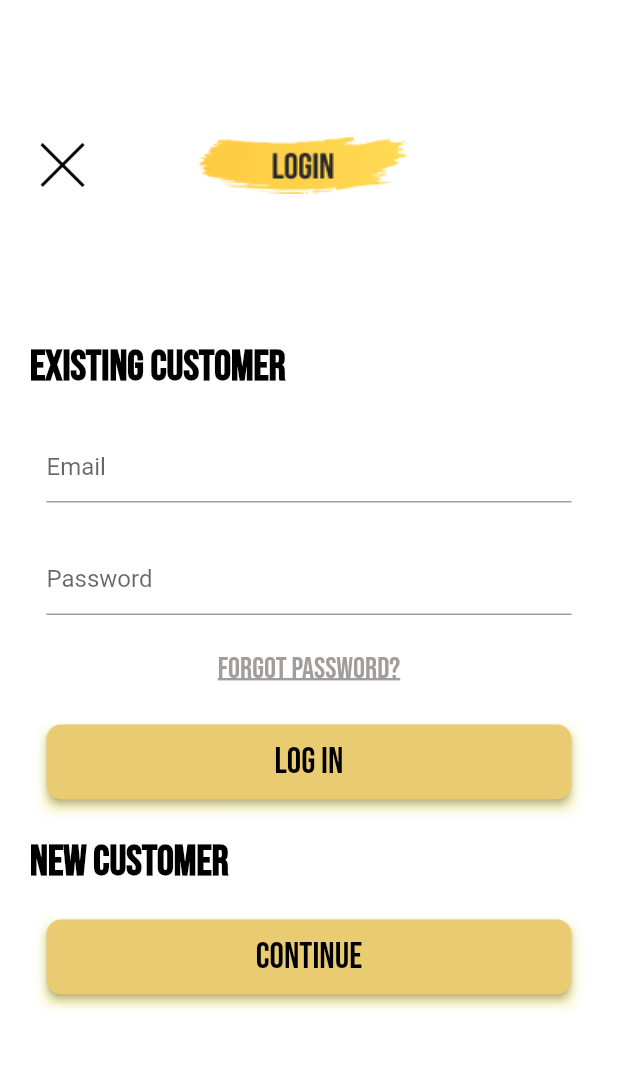
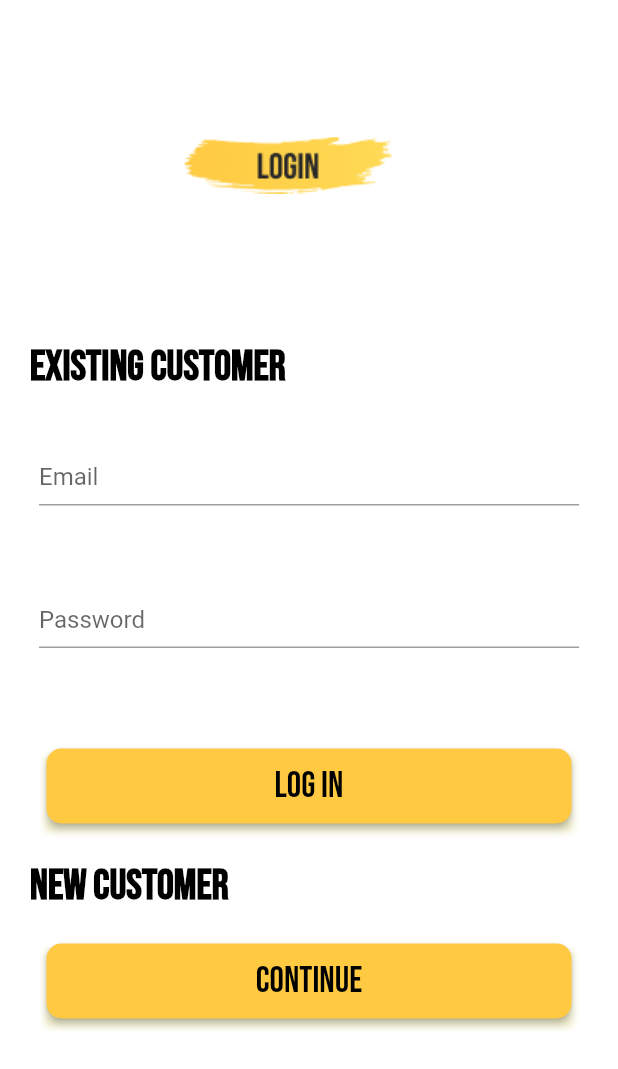
Before and after one commit to FarahRizwan/my_assignment, a Flutter app: the screen it shows after launch, after a tap on "Register", on a phone screen of 412 x 824 dp. Shown: the top 1069 px of the screen. Run offline on Flutter 3.47's test engine with Material 2 defaults, Android fonts, the light colour scheme and no system bars; our stand-ins replace badges, carousel_slider, google_fonts.

Commit message:
SignUp and Login changed, Container widht changed

```diff
--- a/lib/Constant/Constant.dart
+++ b/lib/Constant/Constant.dart
@@ -5,7 +5,7 @@ class MyButton extends StatelessWidget {
   final String label;
   final VoidCallback onPressed;
 
-  MyButton({required this.label, required this.onPressed});
+  const MyButton({required this.label, required this.onPressed});
 
   @override
   Widget build(BuildContext context) {
@@ -15,12 +15,12 @@ class MyButton extends StatelessWidget {
       decoration: BoxDecoration(
         boxShadow: [
           BoxShadow(
-            color: Color.fromARGB(255, 245, 239, 173),
+            color: Color.fromARGB(255, 241, 238, 204),
             offset: const Offset(
               0.0,
               5.0,
             ),
-            blurRadius: 6.0,
+            blurRadius: 3.0,
             spreadRadius: 1.0,
           ), //BoxShadow
         ],
@@ -30,7 +30,7 @@ class MyButton extends StatelessWidget {
             shape: RoundedRectangleBorder(
               borderRadius: BorderRadius.circular(10),
             ),
-            backgroundColor: Color.fromARGB(255, 233, 203, 114)),
+            backgroundColor: Color.fromARGB(255, 255, 202, 65)),
         onPressed: onPressed,
         child: Text(
           label,
@@ -44,20 +44,29 @@ class MyButton extends StatelessWidget {
 
 class TextFromField extends StatelessWidget {
   final hintText;
+  final keyboard;
+  final obscureText;
 
   TextFromField({
+    super.key,
     required this.hintText,
+    required this.keyboard,
+    required this.obscureText,
   });
 
   @override
   Widget build(BuildContext context) {
-    return Padding(
-      padding: const EdgeInsets.all(10.0),
-      child: TextFormField(
-        keyboardType: TextInputType.emailAddress,
-        obscureText: true,
-        decoration: InputDecoration(
-          hintText: hintText,
+    return Container(
+      height: 70,
+      width: 400,
+      child: Padding(
+        padding: const EdgeInsets.all(20.0),
+        child: TextFormField(
+          keyboardType: keyboard,
+          obscureText: obscureText,
+          decoration: InputDecoration(
+            hintText: hintText,
+          ),
         ),
       ),
     );
@@ -66,7 +75,7 @@ class TextFromField extends StatelessWidget {
 
 class Containers extends StatelessWidget {
   final Image;
-  Containers({required this.Image});
+  const Containers({required this.Image});
 
   @override
   Widget build(BuildContext context) {
--- a/lib/Final/Date.dart
+++ b/lib/Final/Date.dart
@@ -14,7 +14,7 @@ class _DateState extends State<Date> {
   @override
   Widget build(BuildContext context) {
     return Padding(
-      padding: const EdgeInsets.all(10.0),
+      padding: const EdgeInsets.all(20.0),
       child: TextField(
           controller: _date,
           decoration: InputDecoration(hintText: "Select DOB"),
@@ -24,6 +24,7 @@ class _DateState extends State<Date> {
                 initialDate: DateTime.now(),
                 firstDate: DateTime(1970),
                 lastDate: DateTime(2024));
+
             if (pickeddate != null) {
               setState(() {
                 _date.text = DateFormat("dd-MM-yyyy").format(pickeddate);
--- a/lib/Final/Description.dart
+++ b/lib/Final/Description.dart
@@ -1,6 +1,3 @@
-import 'dart:ffi';
-import 'dart:ui';
-
 import 'package:flutter/material.dart';
 import 'package:badges/badges.dart';
 import 'package:google_fonts/google_fonts.dart';
--- a/lib/Final/Login.dart
+++ b/lib/Final/Login.dart
@@ -19,7 +19,8 @@ class _LogInState extends State<LogIn> {
   Widget build(BuildContext context) {
     return Scaffold(
         backgroundColor: Colors.white,
-        body: Column(
+        body: SingleChildScrollView(
+          child: Column(
             children: [
               Align(
                 alignment: Alignment.topLeft,
@@ -28,23 +29,18 @@ class _LogInState extends State<LogIn> {
                     padding: const EdgeInsets.only(left: 17, top: 70),
                     child: Row(
                       children: [
-                      Container(
-                        height: 50,
-                        width: 50,
-                        child: const Image(
-                          image: AssetImage("images/cross2.png"),
-                          fit: BoxFit.cover,
-                        ),
-                      ),
                         SizedBox(
                           width: 55,
                         ),
-                      Container(
+                        Padding(
+                          padding: const EdgeInsets.only(left: 40),
+                          child: Container(
                             height: 80,
                             width: 160,
                             decoration: BoxDecoration(
                                 image: DecorationImage(
                                     image: AssetImage("images/login.png"))),
+                          ),
                         )
                       ],
                     ),
@@ -65,52 +61,44 @@ class _LogInState extends State<LogIn> {
                   ),
                 ),
               ),
-            const SizedBox(
+              SizedBox(
                 height: 25,
               ),
-            Container(
-              height: 50,
-              width: 350,
-              child: TextFormField(
-                keyboardType: TextInputType.emailAddress,
-                decoration: const InputDecoration(
+              TextFromField(
+                obscureText: false,
                 hintText: "Email",
+                keyboard: TextInputType.emailAddress,
               ),
-              ),
-            ),
-            const SizedBox(
+              SizedBox(
                 height: 25,
               ),
-            Container(
-              height: 50,
-              width: 350,
-              child: TextFormField(
-                keyboardType: TextInputType.emailAddress,
-                decoration: const InputDecoration(
+              TextFromField(
+                obscureText: true,
                 hintText: "Password",
-                ),
-              ),
+                keyboard: TextInputType.emailAddress,
               ),
               const SizedBox(
                 height: 22,
               ),
-            Center(
-                child: Text(
-              "Forgot Password?",
-              style: GoogleFonts.bebasNeue(
-                  textStyle: const TextStyle(
-                      color: Color.fromARGB(255, 163, 156, 156),
-                      fontSize: 20,
-                      decoration: TextDecoration.underline)),
-            )),
+              // Center(
+              //     child: Text(
+              //   "Forgot Password?",
+              //   style: GoogleFonts.bebasNeue(
+              //       textStyle: const TextStyle(
+              //           color: Color.fromARGB(255, 163, 156, 156),
+              //           fontSize: 20,
+              //           decoration: TextDecoration.underline)),
+              // )),
               const SizedBox(
                 height: 25,
               ),
               MyButton(
                   label: "LOG IN",
                   onPressed: (() {
-                  Navigator.push(context,
-                      MaterialPageRoute(builder: (context) => const ShopMan()));
+                    Navigator.push(
+                        context,
+                        MaterialPageRoute(
+                            builder: (context) => const ShopMan()));
                   })),
               const SizedBox(
                 height: 25,
@@ -134,6 +122,7 @@ class _LogInState extends State<LogIn> {
               ),
               MyButton(label: "CONTINUE", onPressed: (() {}))
             ],
+          ),
         ));
   }
 }
--- a/lib/Final/Register.dart
+++ b/lib/Final/Register.dart
@@ -30,10 +30,13 @@ class _RegisterState extends State<Register> {
           size: 40,
         ),
         actions: [
-          Icon(
+          Padding(
+            padding: const EdgeInsets.all(8.0),
+            child: Icon(
               Icons.check,
               size: 40,
               color: Colors.black,
+            ),
           )
         ],
         title: Containers(Image: AssetImage("images/Title-Small.png")),
@@ -61,17 +64,29 @@ class _RegisterState extends State<Register> {
             ),
             Column(
               children: [
-                TextFromField(hintText: "Email"),
+                TextFromField(
+                  obscureText: false,
+                  hintText: "Email",
+                  keyboard: TextInputType.emailAddress,
+                ),
               ],
             ),
             SizedBox(
               height: 26,
             ),
-            TextFromField(hintText: "Password"),
+            TextFromField(
+              obscureText: true,
+              hintText: "Password",
+              keyboard: TextInputType.emailAddress,
+            ),
             SizedBox(
               height: 26,
             ),
-            TextFromField(hintText: "Re-Type Password"),
+            TextFromField(
+              obscureText: true,
+              hintText: "Re-Type Password",
+              keyboard: TextInputType.emailAddress,
+            ),
             SizedBox(
               height: 26,
             ),
@@ -79,11 +94,17 @@ class _RegisterState extends State<Register> {
             SizedBox(
               height: 26,
             ),
-            TextFromField(hintText: "Zip Code"),
+            TextFromField(
+              obscureText: false,
+              hintText: "Zip Code",
+              keyboard: TextInputType.number,
+            ),
             SizedBox(
               height: 26,
             ),
-            MyButton(
+            Padding(
+              padding: const EdgeInsets.only(bottom: 30),
+              child: MyButton(
                   label: "Register",
                   onPressed: (() {
                     Navigator.push(
@@ -91,7 +112,8 @@ class _RegisterState extends State<Register> {
                         MaterialPageRoute(
                           builder: (context) => LogIn(),
                         ));
-                }))
+                  })),
+            )
           ],
         ),
       ),
--- a/lib/Final/SplashScreen.dart
+++ b/lib/Final/SplashScreen.dart
@@ -14,7 +14,7 @@ class _SplashState extends State<Splash> {
   @override
   void initState() {
     Timer(
-        const Duration(seconds: 5),
+        const Duration(seconds: 2),
         (() => Navigator.push(context,
             MaterialPageRoute(builder: ((context) => const Register())))));
     super.initState();
```
Also changed, not shown: lib/Final/Carousal.dart (+34 -39 lines), lib/Final/ComingSoon.dart (+4 -6 lines), lib/Final/Man.dart (deleted, +0 -65 lines), lib/Final/ShopMan.dart (+24 -34 lines), images/red3.png (added). Lines whose indentation alone changed are shown as unchanged.
